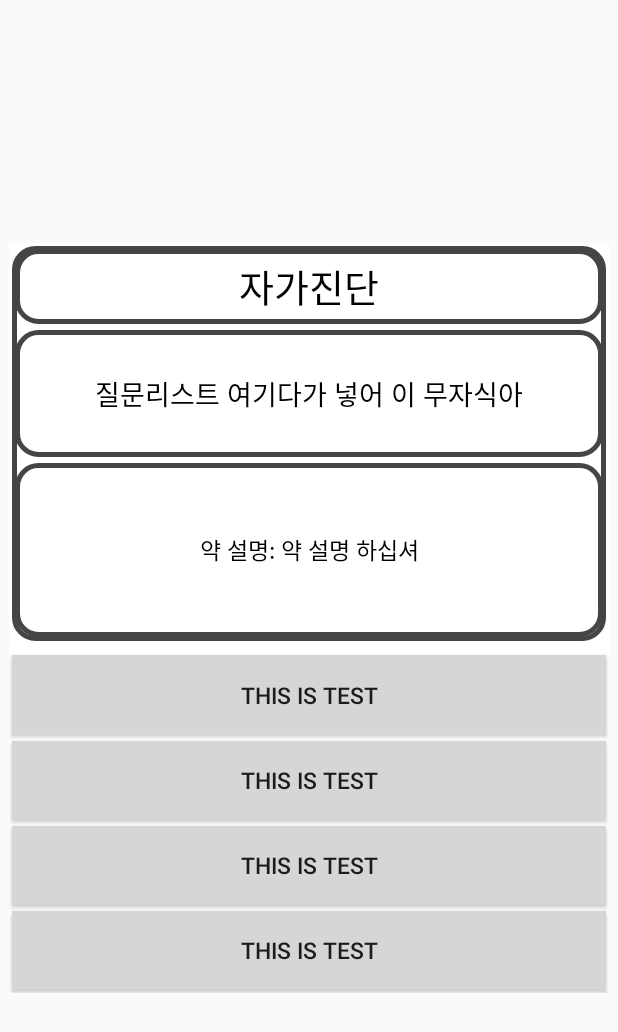
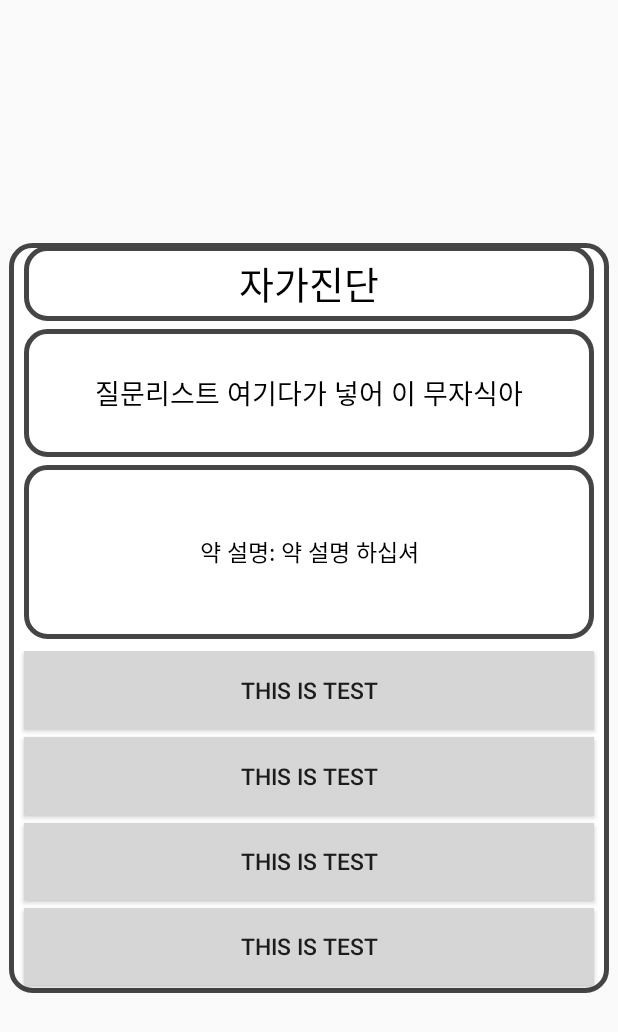
Before and after one commit to nam3762/HINY, an Android app: the layout activity_check.xml on its own in the app's theme, with its tools: preview values and no code run, on a phone screen of 412 x 824 dp. Shown: the top 1032 px of the screen. Run offline under Robolectric (Android 15) with nearby library versions, the phone set to English and light mode, and no system bars.

Commit message:
현재 위치로 카메라 이동, 현재 위치 기반 찾기, 버튼 마진 수정

```diff
--- a/app/src/main/java/com/example/hiny/MainActivity.java
+++ b/app/src/main/java/com/example/hiny/MainActivity.java
@@ -21,6 +21,7 @@ import android.view.WindowMetrics;
 import android.widget.ImageButton;
 
 import com.naver.maps.geometry.LatLng;
+import com.naver.maps.map.CameraUpdate;
 import com.naver.maps.map.LocationTrackingMode;
 import com.naver.maps.map.MapFragment;
 import com.naver.maps.map.NaverMap;
@@ -108,6 +109,8 @@ public class MainActivity extends AppCompatActivity
                 if(start){
                     loadMarker();
                     start = false;
+                    CameraUpdate cameraUpdate = CameraUpdate.scrollTo(currentLocation);
+                    naverMap.moveCamera(cameraUpdate);
                 }
 
             }
@@ -153,7 +156,7 @@ public class MainActivity extends AppCompatActivity
 
         for(int i=0; i< AccessDataBase.getMaxIndex(); i++){
             //if (getDistance(AccessDataBase.getLat(i), AccessDataBase.getLng(i), selflat, selflon) < 4.0) {
-            if (getDistance(AccessDataBase.getLat(i), AccessDataBase.getLng(i), pos.latitude, pos.longitude) < 4.0) {
+            if (getDistance(AccessDataBase.getLat(i), AccessDataBase.getLng(i), selflat, selflon) < 3.0) {
                 markerData.put(addMarker(AccessDataBase.getLat(i), AccessDataBase.getLng(i)), i);
             }
             System.out.println(AccessDataBase.getLat(i) + ", "+ AccessDataBase.getLng(i) + "\n");
--- a/app/src/main/res/drawable/buttonconfirm.xml
+++ b/app/src/main/res/drawable/buttonconfirm.xml
@@ -4,7 +4,7 @@
         android:radius="14dp"
         />
     <solid
-        android:color="#0FF"
+        android:color="#0AF"
         />
     <padding
         android:left="0dp"
--- a/app/src/main/res/layout/activity_check.xml
+++ b/app/src/main/res/layout/activity_check.xml
@@ -4,7 +4,7 @@
     android:layout_width="400dp"
     android:layout_height="500dp"
     android:layout_gravity="center"
-    android:background="@color/white"
+    android:background="@drawable/buttonshape"
     tools:context=".CheckActivity">
 
     <LinearLayout
@@ -16,7 +16,6 @@
             android:layout_height="wrap_content"
             android:orientation="vertical"
             android:layout_weight="7"
-            android:background="@drawable/buttonshape"
             android:layout_margin="2dp">
             <TextView
                 android:id="@+id/textView"
@@ -29,7 +28,8 @@
                 android:background="@drawable/buttonshape"
                 android:gravity="center"
                 android:layout_marginBottom="5dp"
-                android:layout_margin="2dp"
+                android:layout_marginRight="8dp"
+                android:layout_marginLeft="8dp"
                 android:textSize="25dp">
             </TextView>
             <TextView
@@ -42,7 +42,8 @@
                 android:textAlignment="center"
                 android:gravity="center"
                 android:layout_marginBottom="5dp"
-                android:layout_margin="2dp"
+                android:layout_marginRight="8dp"
+                android:layout_marginLeft="8dp"
                 android:background="@drawable/buttonshape"
                 android:textSize="18dp">
 <!--                너가 사이즈 조정해 이 자슥아-->
@@ -57,7 +58,8 @@
                 android:textAlignment="center"
                 android:gravity="center"
                 android:textColor="@color/black"
-                android:layout_margin="2dp"
+                android:layout_marginRight="8dp"
+                android:layout_marginLeft="8dp"
                 android:background="@drawable/buttonshape"></TextView>
         </LinearLayout>
         <LinearLayout
@@ -66,7 +68,8 @@
             android:layout_height="0dp"
             android:layout_weight="10"
             android:paddingTop="5dp"
-            android:paddingBottom="0dp">
+            android:paddingBottom="0dp"
+            android:layout_gravity="center">
             <Button
                 android:layout_width="match_parent"
                 android:layout_height="wrap_content"
@@ -76,7 +79,8 @@
                 android:text="This is test"
                 android:textSize="15dp"
                 android:layout_marginBottom="5dp"
-                android:layout_margin="2dp"
+                android:layout_marginRight="10dp"
+                android:layout_marginLeft="10dp"
                 android:background="@drawable/confirm2"/>
             <Button
                 android:layout_width="match_parent"
@@ -87,7 +91,8 @@
                 android:text="This is test"
                 android:textSize="15dp"
                 android:layout_marginBottom="5dp"
-                android:layout_margin="2dp"
+                android:layout_marginRight="10dp"
+                android:layout_marginLeft="10dp"
                 android:background="@drawable/confirm2"/>
             <Button
                 android:layout_width="match_parent"
@@ -96,7 +101,8 @@
                 android:id="@+id/btn3"
                 android:scaleType="fitXY"
                 android:text="This is test"
-                android:layout_margin="2dp"
+                android:layout_marginRight="10dp"
+                android:layout_marginLeft="10dp"
                 android:textSize="15dp"
                 android:layout_marginBottom="5dp"
                 android:background="@drawable/confirm2"/>
@@ -109,7 +115,8 @@
                 android:text="This is test"
                 android:textSize="15dp"
                 android:layout_marginBottom="5dp"
-                android:layout_margin="2dp"
+                android:layout_marginRight="10dp"
+                android:layout_marginLeft="10dp"
                 android:background="@drawable/confirm2"/>
         </LinearLayout>
         <LinearLayout
```
